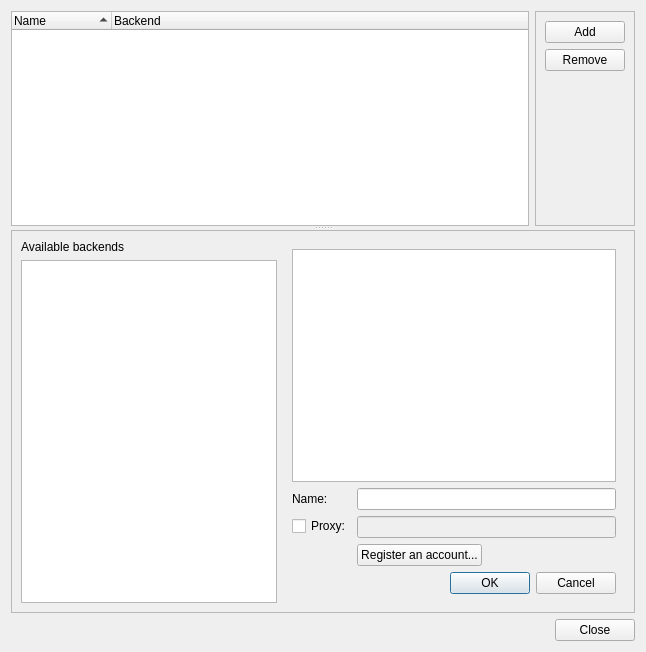
Qt form weboob/tools/application/qt/backendcfg.ui (laurentb/weboob) before a commit.
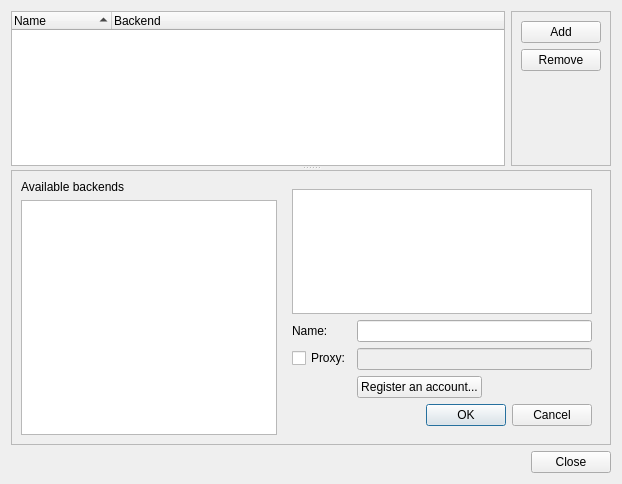
The same form after that commit.

Commit message: change default size of box

```diff
--- a/weboob/tools/application/qt/backendcfg.ui
+++ b/weboob/tools/application/qt/backendcfg.ui
@@ -6,8 +6,8 @@
    <rect>
     <x>0</x>
     <y>0</y>
-    <width>646</width>
-    <height>652</height>
+    <width>622</width>
+    <height>484</height>
    </rect>
   </property>
   <property name="windowTitle">
```
